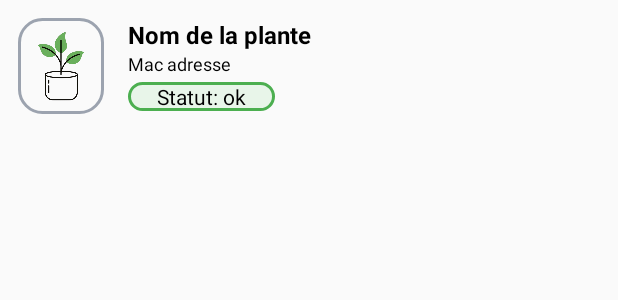
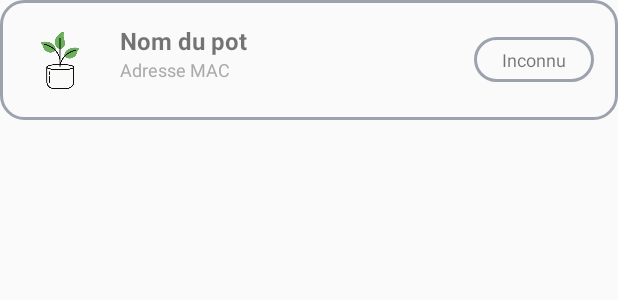
Before and after one commit to PlanteCare/AppMobile, an Android app built with Jetpack Compose: the layout item_plante.xml on its own in the app's theme, with its tools: preview values and no code run, on a phone screen of 412 x 824 dp. Shown: the top 300 px of the screen. Run offline under Robolectric (Android 15) with nearby library versions, the phone set to English and light mode, and no system bars.

Commit message:
Status pour les users

```diff
--- a/app/src/main/java/com/plantecare/appmobile/activities/MainActivity.kt
+++ b/app/src/main/java/com/plantecare/appmobile/activities/MainActivity.kt
@@ -27,7 +27,6 @@ class MainActivity : AppCompatActivity() {
         super.onCreate(savedInstanceState)
         setContentView(R.layout.activity_main)
 
-        // Vérifier si l'utilisateur est déjà connecté
         checkLoginStatus()
 
         val buttonLogin = findViewById<Button>(R.id.btnLogin)
--- a/app/src/main/java/com/plantecare/appmobile/api/RetrofitClient.kt
+++ b/app/src/main/java/com/plantecare/appmobile/api/RetrofitClient.kt
@@ -8,7 +8,7 @@ import retrofit2.converter.gson.GsonConverterFactory
 import java.util.concurrent.TimeUnit
 
 object RetrofitClient {
-    private const val BASE_URL = "https://api.lyeshamrani.com/"
+    private const val BASE_URL = "https://plantecare.lyeshamrani.com/"
 
     private val loggingInterceptor = HttpLoggingInterceptor().apply {
         level = HttpLoggingInterceptor.Level.BODY
--- a/app/src/main/java/com/plantecare/appmobile/models/PotResponse.kt
+++ b/app/src/main/java/com/plantecare/appmobile/models/PotResponse.kt
@@ -6,5 +6,6 @@ data class PotResponse(
     val macAddress: String,
     val name: String,
     val createdAt: String,
-    val updatedAt: String
+    val updatedAt: String,
+    var status: String? = "unknown"
 )
--- a/app/src/main/res/layout/item_plante.xml
+++ b/app/src/main/res/layout/item_plante.xml
@@ -1,31 +1,30 @@
 <?xml version="1.0" encoding="utf-8"?>
 <LinearLayout xmlns:android="http://schemas.android.com/apk/res/android"
-    android:orientation="horizontal"
     android:layout_width="match_parent"
     android:layout_height="wrap_content"
-    android:padding="12dp">
+    android:orientation="horizontal"
+    android:padding="16dp"
+    android:background="@drawable/rounded_corner">
 
     <ImageView
         android:id="@+id/imageViewPlant"
-        android:layout_width="57dp"
-        android:layout_height="64dp"
-        android:background="@drawable/rounded_corner"
-        android:contentDescription="Image de plante"
-        android:src="@drawable/icon_plante" />
+        android:layout_width="48dp"
+        android:layout_height="48dp"
+        android:src="@drawable/icon_plante"
+        android:contentDescription="Image du pot de plante" />
 
     <LinearLayout
         android:layout_width="0dp"
         android:layout_height="wrap_content"
-        android:layout_marginStart="16dp"
         android:layout_weight="1"
-        android:orientation="vertical">
+        android:orientation="vertical"
+        android:layout_marginStart="16dp">
 
         <TextView
             android:id="@+id/textViewPlantName"
             android:layout_width="match_parent"
             android:layout_height="wrap_content"
-            android:text="Nom de la plante"
-            android:textColor="@color/black"
+            android:text="Nom du pot"
             android:textSize="16sp"
             android:textStyle="bold" />
 
@@ -33,19 +32,24 @@
             android:id="@+id/textViewMacAddress"
             android:layout_width="match_parent"
             android:layout_height="wrap_content"
-            android:text="Mac adresse"
-            android:textColor="@color/black"
-            android:textSize="12sp" />
+            android:text="Adresse MAC"
+            android:textSize="12sp"
+            android:textColor="@android:color/darker_gray" />
+    </LinearLayout>
+
+    <LinearLayout
+        android:id="@+id/status_indicator"
+        android:layout_width="80dp"
+        android:layout_height="30dp"
+        android:gravity="center"
+        android:layout_gravity="center_vertical"
+        android:background="@drawable/rounded_corner">
 
         <TextView
-            android:id="@+id/textViewPlantStatus"
-            android:layout_width="98dp"
+            android:id="@+id/textViewStatus"
+            android:layout_width="wrap_content"
             android:layout_height="wrap_content"
-            android:layout_marginTop="4dp"
-            android:background="@drawable/rounded_status_ok"
-            android:text="Statut: ok"
-            android:textAlignment="center"
-            android:textColor="@color/black"
-            android:textSize="14sp" />
+            android:text="Inconnu"
+            android:textSize="12sp" />
     </LinearLayout>
 </LinearLayout>
```
Also changed, not shown: app/src/main/java/com/plantecare/appmobile/activities/HomeUserActivity.kt (+55 -11 lines), app/src/main/java/com/plantecare/appmobile/adapters/PotAdapteur.kt (+26 -2 lines), app/src/main/java/com/plantecare/appmobile/mqtt/MqttHandler.kt (+58 -23 lines).
